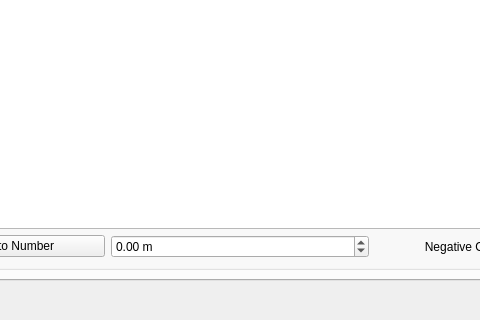
First picture: the form in src/gui/SettingsDialog.ui, repository eringerli/QtOpenGuidance, before the edit; both pictures show x 188 to 668 and y 360 to 680 of the 944 by 680 pixel window.
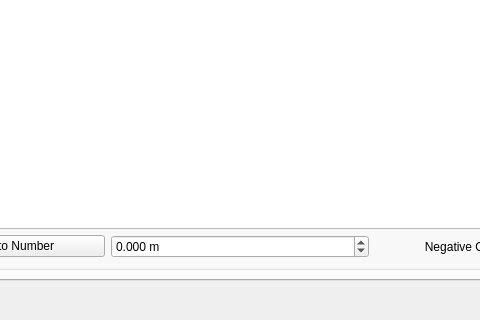
Second picture: the form after the edit. The open tabs and pages were chosen to show the change. Icons and pictures are not drawn. Custom widgets are drawn as their Qt base class.

```diff
--- a/src/gui/SettingsDialog.ui
+++ b/src/gui/SettingsDialog.ui
@@ -585,6 +585,9 @@
               <property name="suffix">
                <string> m</string>
               </property>
+              <property name="decimals">
+               <number>3</number>
+              </property>
               <property name="minimum">
                <double>-99.989999999999995</double>
               </property>
```
